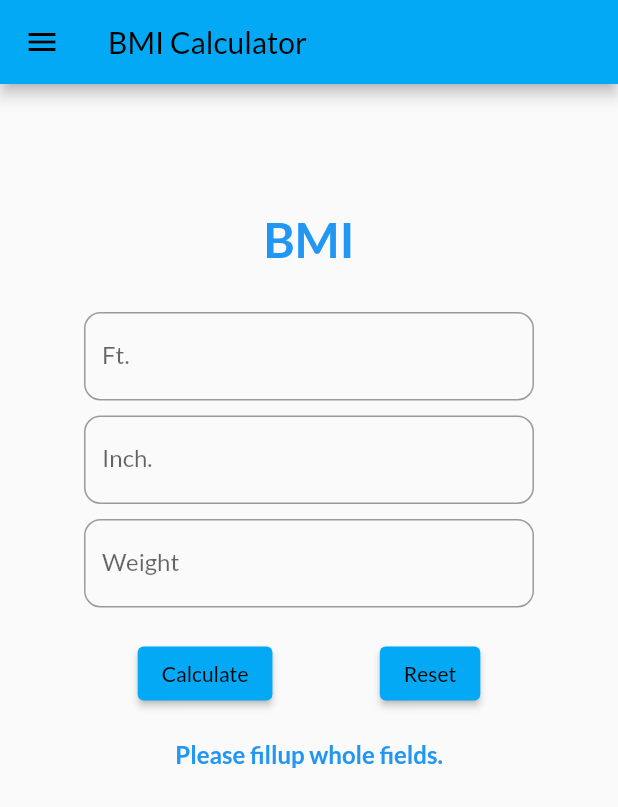
After one commit to 1504Rohit/First-Flutter-project, a Flutter app: the MyHomePage screen opened directly, after a tap on "Calculate", on a phone screen of 412 x 824 dp. The commit adds this screen. Shown: the top 807 px of the screen. Run offline on Flutter 3.47's test engine with Material 2 defaults, Android fonts, the phone set to English and light mode, and no system bars; our stand-ins replace google_fonts.

Commit message:
day4 completed

```diff
--- /dev/null
+++ b/bmi_calculator/lib/main.dart
@@ -0,0 +1,131 @@
+import 'package:flutter/material.dart';
+
+void main() {
+  runApp(const MyApp());
+}
+
+class MyApp extends StatelessWidget {
+  const MyApp({super.key});
+  @override
+  Widget build(BuildContext context) {
+    return MaterialApp(
+      debugShowCheckedModeBanner: false,
+      title: 'Flutter Demo',
+      theme: ThemeData(
+        primarySwatch: Colors.blue,
+      ),
+      home:  MyHomePage(),
+    );
+  }
+}
+
+class MyHomePage extends StatefulWidget {
+
+  @override
+  State<MyHomePage> createState() => _MyHomePageState();
+}
+
+class _MyHomePageState extends State<MyHomePage> {
+
+  var ftcontroller = TextEditingController();
+  var inchcontroller = TextEditingController();
+  var wtcontroller = TextEditingController();
+
+  var Result="";
+
+  @override
+  Widget build(BuildContext context) {
+    return Scaffold(
+      appBar: AppBar(
+        title: Text("BMI Calculator"),
+      ),
+      drawer: Drawer(),
+      body:Center(
+        child: Container(
+          height: 600,
+          width: 300,
+          child: Column(
+        children: [
+          Text("BMI",style: TextStyle(fontSize: 32,fontWeight: FontWeight.bold,color: Colors.blue),),
+          SizedBox(height: 30,),
+          TextField(
+            controller:ftcontroller ,
+              keyboardType: TextInputType.number,
+            decoration: InputDecoration(
+            border:OutlineInputBorder(borderRadius: BorderRadius.circular(11.0)),
+            hintText: "Enter height in ft.",
+            labelText: "Ft."
+            ),
+          ),
+          SizedBox(height: 10,),
+          TextField(
+             controller: inchcontroller,
+               keyboardType: TextInputType.number,
+             decoration: InputDecoration(
+              border: OutlineInputBorder(borderRadius: BorderRadius.circular(11.0)),
+              hintText: "Enter height in inch.",
+              labelText: "Inch."
+
+             ),
+          ),
+           SizedBox(height: 10,),
+          TextField(
+            controller: wtcontroller,
+            keyboardType: TextInputType.number,
+            decoration: InputDecoration(
+              border: OutlineInputBorder(borderRadius: BorderRadius.circular(11.0)),
+              hintText: "Enter your Weight in Kgs.",
+              labelText: "Weight"
+            ),
+          ),
+          SizedBox(height: 20,),
+          Row(
+            mainAxisAlignment: MainAxisAlignment.spaceAround,
+            children: [
+              ElevatedButton(onPressed: () {
+                var FT = ftcontroller.text.toString();
+                var INCH = inchcontroller.text.toString();
+                var WT =wtcontroller.text.toString();
+
+                if(FT!="" && INCH!="" && WT!=""){
+                  var ft = int.parse(FT);
+                var inch = int.parse(INCH);
+                var wt =int.parse(WT);
+                  var meter = ((ft*12)+inch)*0.0254;
+                  var metersquare = meter*meter;
+
+                  var bmi= wt/metersquare;
+                  Result="The BMI of the given input is $bmi";
+
+                  setState(() {
+
+                  });
+
+                }else{
+
+                  setState(() {
+                    Result="Please fillup whole fields.";
+                  });
+                }
+
+              }, child: Text("Calculate")),
+
+              ElevatedButton(onPressed: (() {
+                 setState(() {
+                   ftcontroller.clear();
+                  wtcontroller.clear();
+                  inchcontroller.clear();
+
+                 });
+              }), child: Text("Reset"),)
+            ],
+          ),
+          SizedBox(height: 20,),
+          Text("$Result",style: TextStyle(fontSize: 16,fontWeight: FontWeight.bold,color: Colors.blue),),
+        ],
+      ),
+        ),
+      ),
+    );
+  }
+}
--- a/my_first_application/lib/main.dart
+++ b/my_first_application/lib/main.dart
@@ -26,7 +26,7 @@ class Myapp extends StatelessWidget {
       ),
       initialRoute: "/",
       routes: {
-        "/":(context)=>Login_page(),
+        "/":(context)=>home_page(),
       },
 
     );
```
Also changed, not shown: bmi_calculator/analysis_options.yaml (added, +29 -0 lines), bmi_calculator/pubspec.yaml (added, +91 -0 lines), calculator/analysis_options.yaml (added, +29 -0 lines), calculator/lib/main.dart (added, +132 -0 lines), calculator/pubspec.yaml (added, +91 -0 lines), my_first_application/lib/pages/home_page.dart (+19 -1 lines), bmi_calculator/pubspec.lock (added), calculator/pubspec.lock (added), 244 other files.
